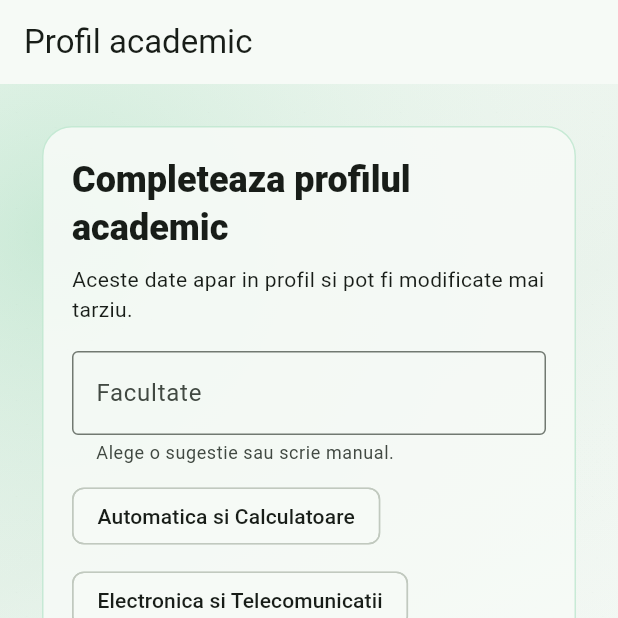
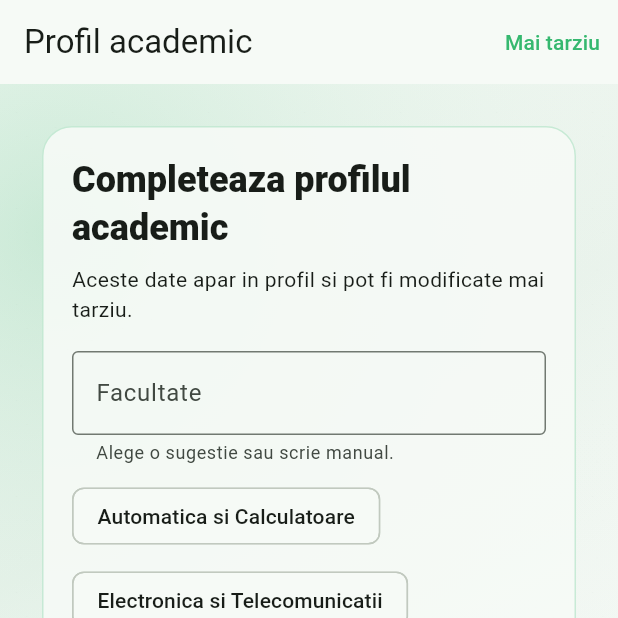
Before and after one commit to GulerAlex/Licenta-AC-IS-Guler-Alex-Natanael, a Flutter app: the screen it shows once a user with an empty profile is signed in, on a phone screen of 412 x 824 dp, the top half of it. Run offline on Flutter 3.47's test engine with Material 3 defaults, Android fonts, the phone set to English and light mode, and no system bars; our stand-ins replace flutter_local_notifications, flutter_timezone, persistent_bottom_nav_bar, shared_preferences, supabase_flutter, table_calendar and 1 more; accounts and stored records are empty; network calls fail.

Commit message:
Allow skipping academic setup

```diff
--- a/lib/screens/functionality/academic_setup_screen.dart
+++ b/lib/screens/functionality/academic_setup_screen.dart
@@ -2,10 +2,15 @@ import 'package:flutter/material.dart';
 import 'package:unihub/screens/ui/academic_setup_screen_view.dart';
 
 class AcademicSetupScreen extends StatefulWidget {
-  const AcademicSetupScreen({super.key, required this.onSaveAcademicDetails});
+  const AcademicSetupScreen({
+    super.key,
+    required this.onSaveAcademicDetails,
+    required this.onSkip,
+  });
 
   final Future<bool> Function({required String faculty, required int studyYear})
   onSaveAcademicDetails;
+  final VoidCallback onSkip;
 
   @override
   State<AcademicSetupScreen> createState() => _AcademicSetupScreenState();
@@ -79,7 +84,12 @@ class _AcademicSetupScreenState extends State<AcademicSetupScreen> {
   @override
   Widget build(BuildContext context) {
     return Scaffold(
-      appBar: AppBar(title: const Text('Profil academic')),
+      appBar: AppBar(
+        title: const Text('Profil academic'),
+        actions: <Widget>[
+          TextButton(onPressed: widget.onSkip, child: const Text('Mai tarziu')),
+        ],
+      ),
       body: SafeArea(
         child: AcademicSetupScreenView(
           formKey: _formKey,
@@ -98,6 +108,7 @@ class _AcademicSetupScreenState extends State<AcademicSetupScreen> {
             });
           },
           onSubmit: _submit,
+          onSkip: widget.onSkip,
         ),
       ),
     );
--- a/lib/screens/ui/academic_setup_screen_view.dart
+++ b/lib/screens/ui/academic_setup_screen_view.dart
@@ -12,6 +12,7 @@ class AcademicSetupScreenView extends StatelessWidget {
     required this.onFacultySelected,
     required this.onStudyYearSelected,
     required this.onSubmit,
+    required this.onSkip,
   });
 
   final GlobalKey<FormState> formKey;
@@ -22,6 +23,7 @@ class AcademicSetupScreenView extends StatelessWidget {
   final ValueChanged<String> onFacultySelected;
   final ValueChanged<int> onStudyYearSelected;
   final Future<void> Function() onSubmit;
+  final VoidCallback onSkip;
 
   @override
   Widget build(BuildContext context) {
@@ -126,6 +128,14 @@ class AcademicSetupScreenView extends StatelessWidget {
                             ),
                           ),
                         ),
+                        const SizedBox(height: 8),
+                        SizedBox(
+                          width: double.infinity,
+                          child: TextButton(
+                            onPressed: isSaving ? null : onSkip,
+                            child: const Text('Completez mai tarziu'),
+                          ),
+                        ),
                       ],
                     ),
                   ),
```
Also changed, not shown: lib/main.dart (+15 -1 lines).
